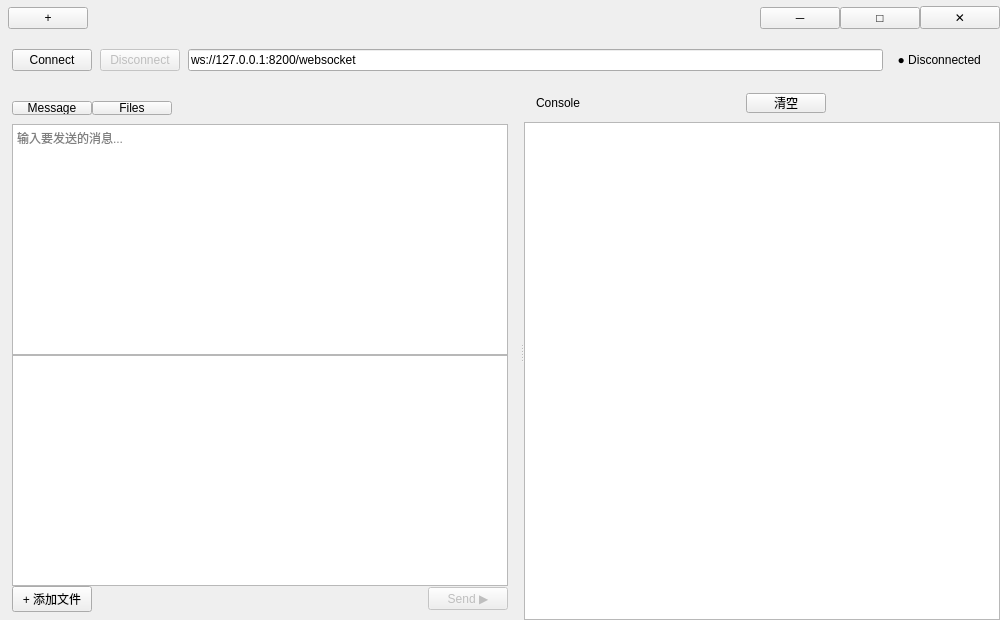
The window that Sources/Froms/MainWindow.ui (FixLater/image-text) describes before a commit, drawn with Qt 5.
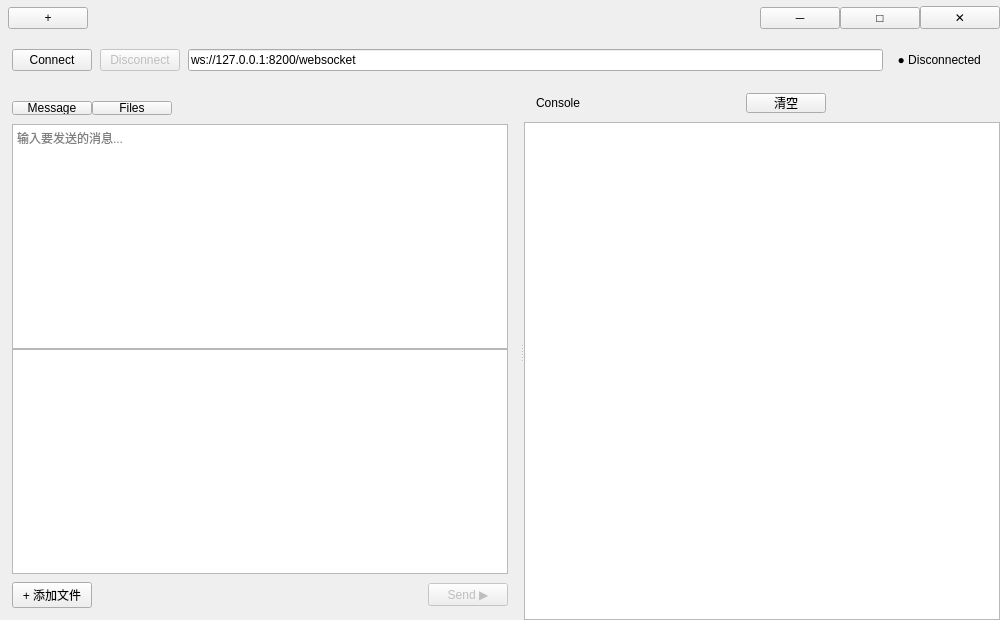
The same window after the commit.

Commit message:
style(ui): 优化主窗口界面样式和标签页功能
- 为标签页按钮添加选中状态和未选中状态的样式区分
- 重构标签页创建逻辑，使用QWidget容器替代简单的QPushButton
- 添加标签页图标、文字和关闭按钮的布局管理
- 实现标签页右键菜单功能，支持关闭当前和其他标签页
- 调整标题栏背景色和边框样式
- 优化窗口控制按钮的颜色和悬停效果
- 修改标签栏和请求栏的背景颜色及边框设置
- 添加事件过滤器处理标签页点击事件
- 调整消息面板和发送区域的边距和间距设置

What changed in the file:
```diff
--- a/Sources/Froms/MainWindow.ui
+++ b/Sources/Froms/MainWindow.ui
@@ -219,7 +219,7 @@
              <number>12</number>
             </property>
             <property name="bottomMargin">
-             <number>8</number>
+             <number>12</number>
             </property>
             <item>
              <widget class="QWidget" name="msgTabBar">
@@ -294,6 +294,9 @@
               <property name="spacing">
                <number>8</number>
               </property>
+              <property name="topMargin">
+               <number>8</number>
+              </property>
               <item>
                <widget class="QPushButton" name="selectFile">
                 <property name="text">
```
Lines whose indentation alone changed are shown as unchanged. The commit also changes 2 other files.
